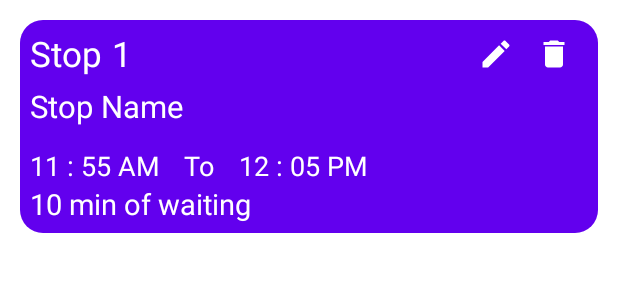
After one commit to RakeshBhardwaj-coder/BusTimingApp, an Android app: the layout add_stops_data_show.xml on its own in the app's theme, with its tools: preview values and no code run, on a phone screen of 412 x 824 dp. The commit adds this screen. Shown: the top 300 px of the screen. Run offline under Robolectric (Android 15) with nearby library versions, the phone set to English and light mode, and no system bars.

```diff
--- a/app/src/main/java/rakesh/app/bustimingapp/BusRegistration/AllBuseDetails.java
+++ b/app/src/main/java/rakesh/app/bustimingapp/BusRegistration/AllBuseDetails.java
@@ -89,6 +89,7 @@ public class AllBuseDetails extends AppCompatActivity {
         progressDialog.show();
 
 
+
         // Side Options are clickable now
         navigationView.setNavigationItemSelectedListener(new NavigationView.OnNavigationItemSelectedListener() {
             @Override
@@ -158,7 +159,8 @@ public class AllBuseDetails extends AppCompatActivity {
                                         rvBusDetails.setLayoutManager(new LinearLayoutManager(AllBuseDetails.this));
                                         rvBusDetails.setAdapter(new BusDetailsDataAdapter(AllBuseDetails.this,allBusDetailsData));
 
-                                    }else if(documentChange.getType() == DocumentChange.Type.MODIFIED) {
+                                    }
+                                    else if(documentChange.getType() == DocumentChange.Type.MODIFIED) {
                                         allBusDetailsData.clear();
                                         List<BusModel> data = value.toObjects(BusModel.class);
                                         allBusDetailsData.addAll(data);
--- a/app/src/main/java/rakesh/app/bustimingapp/Models/BusStopsModel.java
+++ b/app/src/main/java/rakesh/app/bustimingapp/Models/BusStopsModel.java
@@ -4,8 +4,8 @@ public class BusStopsModel {
     String stopsIndex;
     String busStopName,busReachTime,busExitTime,busWaitingTime;
 
-    public BusStopsModel(String stopsIndex) {
-        this.stopsIndex = stopsIndex;
+    public BusStopsModel(){
+
     }
 
     public BusStopsModel(String stopsIndex, String busStopName, String busReachTime, String busExitTime, String busWaitingTime) {
--- /dev/null
+++ b/app/src/main/res/layout/add_stops_data_show.xml
@@ -0,0 +1,141 @@
+<?xml version="1.0" encoding="utf-8"?>
+<RelativeLayout xmlns:android="http://schemas.android.com/apk/res/android"
+    android:layout_width="match_parent"
+    android:layout_height="wrap_content"
+    xmlns:app="http://schemas.android.com/apk/res-auto"
+    android:padding="@dimen/_5sdp"
+    android:background="@drawable/rectagular_shape"
+    android:layout_margin="@dimen/_10sdp">
+    <LinearLayout
+        android:layout_width="match_parent"
+        android:layout_height="wrap_content"
+        android:orientation="vertical">
+        <LinearLayout
+            android:layout_width="match_parent"
+            android:layout_height="wrap_content"
+            android:weightSum="1"
+            >
+            <LinearLayout
+                android:layout_width="wrap_content"
+                android:layout_height="wrap_content"
+                android:orientation="horizontal"
+                android:layout_weight="1">
+                <TextView
+                    android:layout_width="wrap_content"
+                    android:layout_height="wrap_content"
+                    android:layout_marginBottom="@dimen/_4sdp"
+                    android:text="Stop"
+                    android:textColor="@color/white"
+                    android:textSize="@dimen/_18ssp"
+                    />
+                <TextView
+                    android:id="@+id/asdsBusStopIndex"
+                    android:layout_width="wrap_content"
+                    android:layout_height="wrap_content"
+                    android:layout_marginBottom="@dimen/_4sdp"
+                    android:layout_marginLeft="@dimen/_5sdp"
+                    android:text="1"
+                    android:textColor="@color/white"
+                    android:textSize="@dimen/_18ssp"
+                    />
+            </LinearLayout>
+
+            <ImageView
+                android:id="@+id/ivBddsEdit"
+                android:layout_width="wrap_content"
+                android:layout_height="wrap_content"
+                android:src="@drawable/ic_edit"
+                app:tint="@color/white"
+                android:padding="@dimen/_3sdp"
+                android:layout_marginLeft="@dimen/_5sdp"
+                android:layout_marginRight="@dimen/_5sdp"
+                />
+            <ImageView
+                android:id="@+id/ivBddsDelete"
+                android:layout_width="wrap_content"
+                android:layout_height="wrap_content"
+                app:tint="@color/white"
+                android:src="@drawable/ic_delete"
+                android:padding="@dimen/_3sdp"
+                android:layout_marginRight="@dimen/_5sdp"
+                />
+        </LinearLayout>
+        <LinearLayout
+            android:layout_width="wrap_content"
+            android:layout_height="match_parent"
+            >
+            <TextView
+                android:id="@+id/asdsBusStopName"
+                android:layout_width="wrap_content"
+                android:layout_height="wrap_content"
+                android:text="Stop Name"
+                android:textColor="@color/white"
+                android:textSize="@dimen/_16ssp"
+                android:layout_weight="3"
+                />
+        </LinearLayout>
+
+
+        <LinearLayout
+            android:layout_width="match_parent"
+            android:layout_height="wrap_content"
+            android:weightSum="3"
+            android:layout_marginTop="@dimen/_10sdp"
+            android:layout_marginRight="@dimen/_100sdp"
+            >
+
+            <TextView
+                android:id="@+id/asdsBusReachTime"
+                android:layout_width="wrap_content"
+                android:layout_height="wrap_content"
+                android:layout_weight="1"
+                android:text="11 : 55 AM"
+                android:textColor="@color/white"
+                android:textSize="@dimen/_14sdp"
+
+                />
+
+            <TextView
+                android:layout_width="wrap_content"
+                android:layout_height="wrap_content"
+                android:layout_weight="1"
+                android:text="To"
+                android:textColor="@color/white"
+                android:textSize="@dimen/_14sdp"
+
+                />
+
+            <TextView
+                android:id="@+id/asdsBusExitTime"
+                android:layout_width="wrap_content"
+                android:layout_height="wrap_content"
+                android:layout_weight="1"
+                android:text="12 : 05 PM"
+                android:textColor="@color/white"
+                android:textSize="@dimen/_14sdp"
+
+                />
+        </LinearLayout>
+
+        <LinearLayout
+            android:layout_width="match_parent"
+            android:layout_height="wrap_content"
+            android:weightSum="2">
+
+            <TextView
+                android:id="@+id/asdsBusWaitingTime"
+                android:layout_width="wrap_content"
+                android:layout_height="wrap_content"
+                android:layout_weight="1"
+                android:text="10 min of waiting"
+                android:textColor="@color/white"
+                android:textSize="@dimen/_15ssp"
+
+                />
+
+        </LinearLayout>
+
+    </LinearLayout>
+
+
+</RelativeLayout>
```
Also changed, not shown: app/src/main/java/rakesh/app/bustimingapp/Adapters/StopsDetailsDataAdapter.java (added, +61 -0 lines), app/src/main/java/rakesh/app/bustimingapp/AddStops/AddStopsPage.java (+100 -50 lines), app/src/main/res/layout/activity_add_stops_page.xml (+6 -2 lines), app/src/main/res/layout/add_stops_data_show_design.xml (+11 -1 lines).
